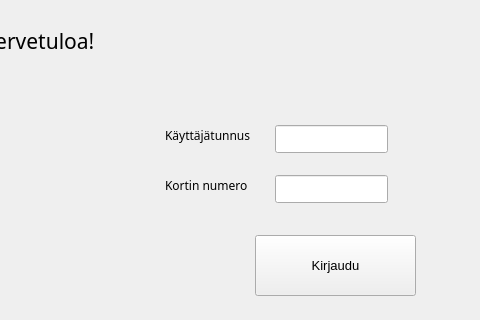
Before: the Qt Designer form bank-automat/mainwindow.ui in msotkasi20/pankkiautomaatti, drawn with Qt 5; both pictures show x 95 to 575 and y 85 to 405 of the 812 by 627 pixel window.
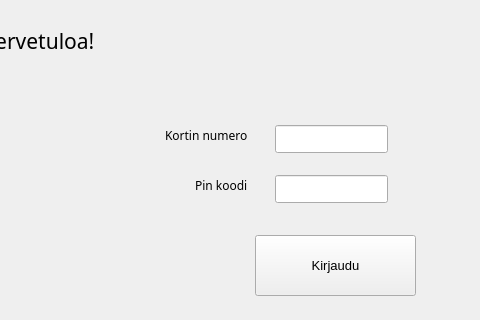
After: the same form once the commit is applied. Icons and pictures are not drawn.

Commit message: Login window + card selection done

Patch:
```diff
--- a/bank-automat/mainwindow.ui
+++ b/bank-automat/mainwindow.ui
@@ -93,7 +93,7 @@
    <widget class="QLabel" name="label_3">
     <property name="geometry">
      <rect>
-      <x>260</x>
+      <x>290</x>
       <y>260</y>
       <width>121</width>
       <height>20</height>
@@ -105,7 +105,7 @@
      </font>
     </property>
     <property name="text">
-     <string>Kortin numero</string>
+     <string>Pin koodi</string>
     </property>
    </widget>
    <widget class="QLabel" name="label_4">
@@ -123,7 +123,7 @@
      </font>
     </property>
     <property name="text">
-     <string>Käyttäjätunnus</string>
+     <string>Kortin numero</string>
     </property>
    </widget>
    <widget class="QLabel" name="digitalClock">
```
The commit also changes 1 other file.
